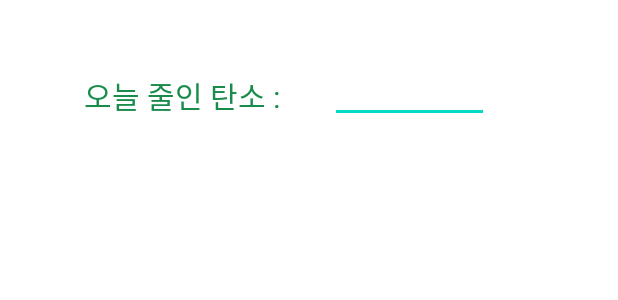
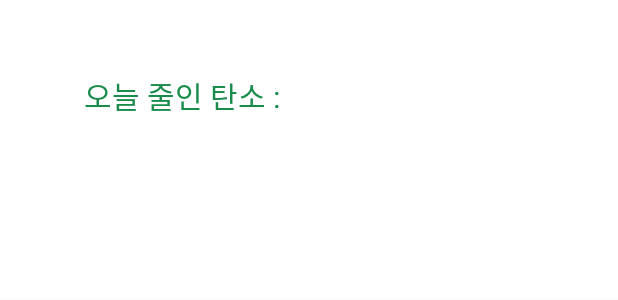
Before and after one commit to sunginkweon/ecoco, an Android app: the layout activity_main.xml on its own in the app's theme, with its tools: preview values and no code run, on a phone screen of 412 x 824 dp. Shown: the part 850-1150 px from the top of the screen. Run offline under Robolectric (Android 15) with nearby library versions, the phone set to English and light mode, and no system bars.

Commit message:
ecoco 바꿈

```diff
--- a/app/src/main/res/layout/activity_main.xml
+++ b/app/src/main/res/layout/activity_main.xml
@@ -122,6 +122,11 @@
                 android:text="@string/용기"
                 app:buttonTint="@color/green" />
 
+            <FrameLayout
+                android:id="@+id/main_layout"
+                android:layout_width="match_parent"
+                android:layout_height="match_parent" />
+
         </LinearLayout>
     </ScrollView>
 
@@ -139,20 +144,6 @@
         app:layout_constraintTop_toBottomOf="@+id/scrollView2"
         app:layout_constraintVertical_bias="0.25" />
 
-    <EditText
-        android:id="@+id/editTextNumber"
-        android:layout_width="106dp"
-        android:layout_height="45dp"
-        android:layout_marginTop="48dp"
-        android:autofillHints=""
-        android:ems="10"
-        android:inputType="number"
-        android:textColor="@color/green"
-        app:layout_constraintEnd_toEndOf="parent"
-        app:layout_constraintHorizontal_bias="0.718"
-        app:layout_constraintStart_toStartOf="parent"
-        app:layout_constraintTop_toBottomOf="@+id/scrollView2" />
-
     <SearchView
         android:layout_width="315dp"
         android:layout_height="26dp"
@@ -160,12 +151,6 @@
         app:layout_constraintEnd_toEndOf="parent"
         app:layout_constraintStart_toStartOf="parent"
         app:layout_constraintTop_toTopOf="parent" />
-
-    <FrameLayout
-        android:id="@+id/main_layout"
-        android:layout_width="match_parent"
-        android:layout_height="match_parent"
-        android:layout_marginBottom="?attr/actionBarSize"/>
 
     <com.google.android.material.bottomnavigation.BottomNavigationView
         android:id="@+id/nav_view"
```
